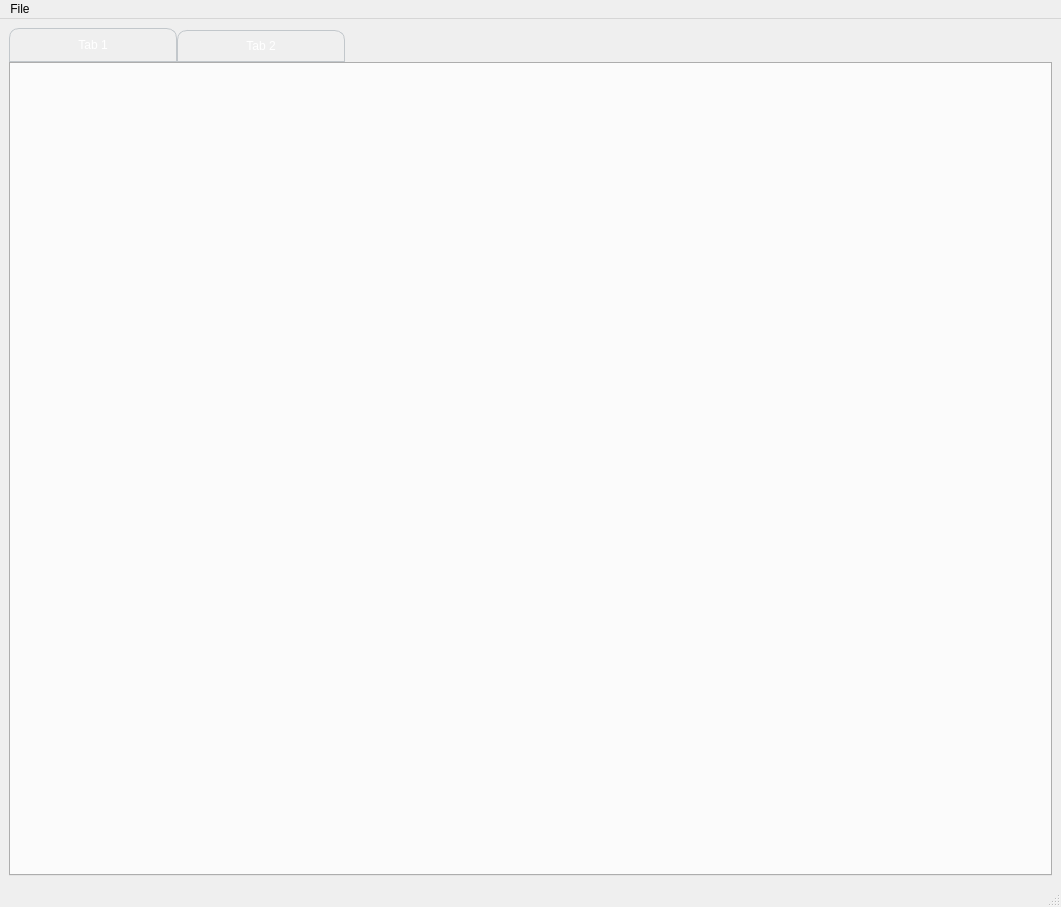
Qt form ui/tabbar.ui (omtusharkant/v2) before a commit.
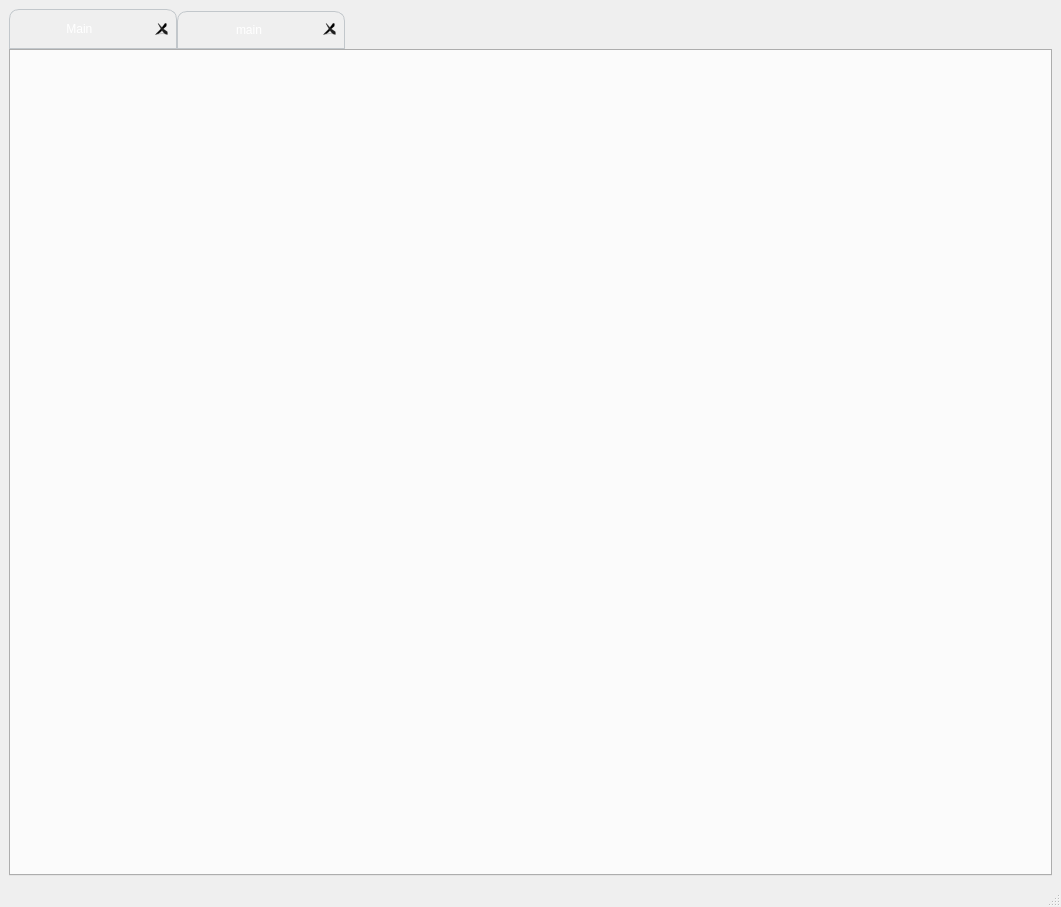
The same form after that commit.

Commit message: modified:   scene.py   added right click menu and add item to the location  of mouse cursor

The edit to the form file:
```diff
--- a/ui/tabbar.ui
+++ b/ui/tabbar.ui
@@ -65,7 +65,16 @@
       <property name="currentIndex">
        <number>0</number>
       </property>
-      <widget class="QWidget" name="tab">
+      <property name="tabsClosable">
+       <bool>true</bool>
+      </property>
+      <property name="movable">
+       <bool>true</bool>
+      </property>
+      <property name="tabBarAutoHide">
+       <bool>false</bool>
+      </property>
+      <widget class="QWidget" name="Main">
        <property name="sizePolicy">
         <sizepolicy hsizetype="Preferred" vsizetype="Preferred">
          <horstretch>1</horstretch>
@@ -73,7 +82,7 @@
         </sizepolicy>
        </property>
        <attribute name="title">
-        <string>Tab 1</string>
+        <string>Main </string>
        </attribute>
        <layout class="QHBoxLayout" name="horizontalLayout_2"/>
       </widget>
@@ -85,7 +94,7 @@
         </sizepolicy>
        </property>
        <attribute name="title">
-        <string>Tab 2</string>
+        <string>main</string>
        </attribute>
       </widget>
      </widget>
@@ -101,12 +110,6 @@
      <height>26</height>
     </rect>
    </property>
-   <widget class="QMenu" name="Menubar">
-    <property name="title">
-     <string>File</string>
-    </property>
-   </widget>
-   <addaction name="Menubar"/>
   </widget>
   <widget class="QStatusBar" name="statusbar"/>
  </widget>
```
Left out of the diff: 10 changed lines with no effect on the pictures. The commit also changes 3 other files.
